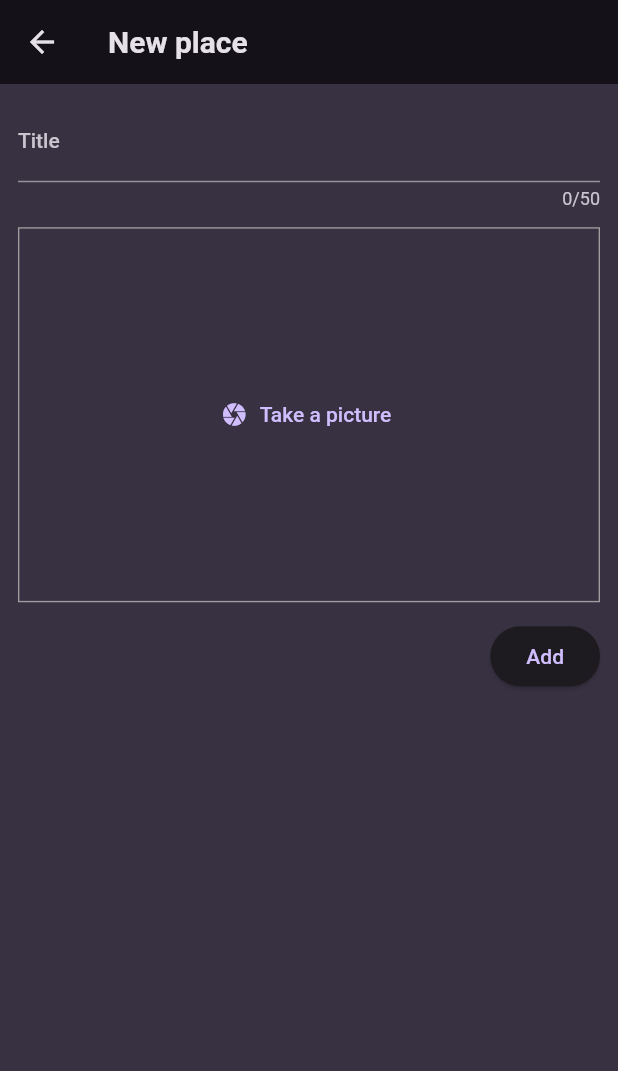
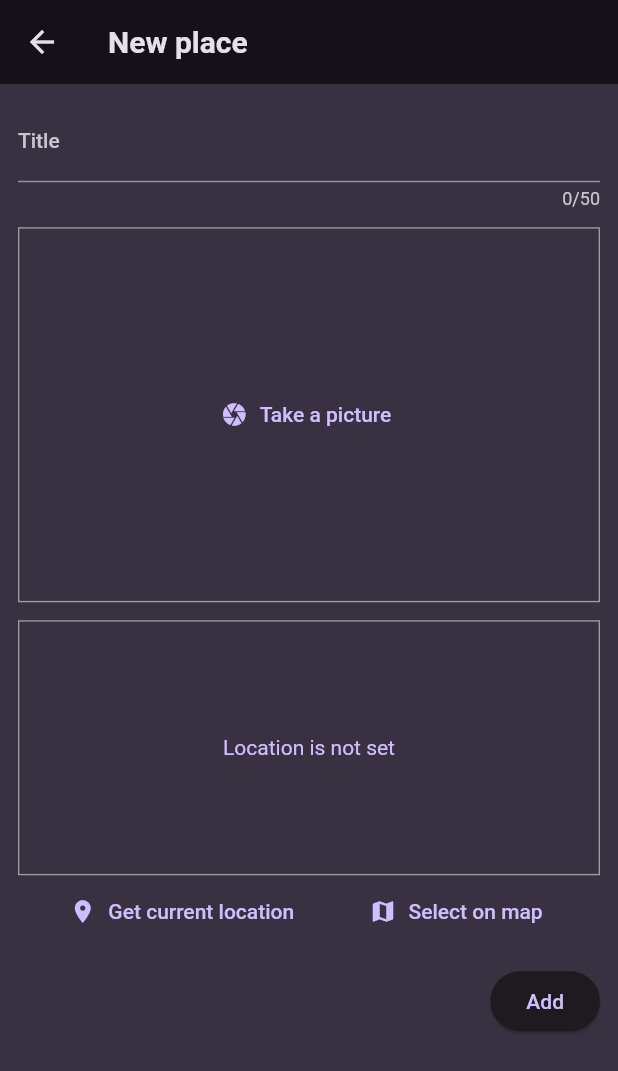
Before and after one commit to robot-den/flutter_lessons_apps, a Flutter app: the NewPlaceScreen screen opened directly, on a phone screen of 412 x 824 dp. Shown: the top 1071 px of the screen. Run offline on Flutter 3.47's test engine with Material 2 defaults, Android fonts, the phone set to English and light mode, and no system bars; our stand-ins replace auto_route, dio, equatable, flutter_bloc, flutter_riverpod, flutter_svg and 7 more; accounts and stored records are empty.

Commit message:
places app: lessons 14 - 18 - get location data, use geocode API

```diff
--- a/places/lib/features/places/view/new_place_screen.dart
+++ b/places/lib/features/places/view/new_place_screen.dart
@@ -2,10 +2,12 @@ import 'dart:io';
 
 import 'package:flutter/material.dart';
 import 'package:flutter_riverpod/flutter_riverpod.dart';
+import 'package:location/location.dart';
 
 import 'package:places/features/places/widgets/widgets.dart';
 import 'package:places/models/models.dart';
 import 'package:places/providers/places_provider.dart';
+import 'package:places/features/places/widgets/location_input.dart';
 
 class NewPlaceScreen extends ConsumerStatefulWidget {
   const NewPlaceScreen({super.key});
@@ -17,6 +19,7 @@ class NewPlaceScreen extends ConsumerStatefulWidget {
 class _NewPlaceScreenState extends ConsumerState<NewPlaceScreen> {
   String _newPlaceTitle = '';
   File? _newPlaceimage;
+  PlaceLocation? _newPlaceLocation;
   final _formKey = GlobalKey<FormState>();
 
   String? validateTitle(value) {
@@ -33,10 +36,16 @@ class _NewPlaceScreenState extends ConsumerState<NewPlaceScreen> {
   }
 
   void _submitForm() {
-    if (_formKey.currentState!.validate() && _newPlaceimage != null) {
+    if (_formKey.currentState!.validate() &&
+        _newPlaceimage != null &&
+        _newPlaceLocation != null) {
       _formKey.currentState!.save();
 
-      final place = Place(title: _newPlaceTitle, image: _newPlaceimage!);
+      final place = Place(
+        title: _newPlaceTitle,
+        image: _newPlaceimage!,
+        location: _newPlaceLocation!,
+      );
       ref.read(placesProvider.notifier).savePlace(place);
 
       Navigator.of(context).pop();
@@ -66,6 +75,10 @@ class _NewPlaceScreenState extends ConsumerState<NewPlaceScreen> {
                 const SizedBox(height: 12),
                 ImageInput(onImageSelected: (img) => _newPlaceimage = img),
                 const SizedBox(height: 12),
+                LocationInput(
+                  onLocationSelected: (loc) => _newPlaceLocation = loc,
+                ),
+                const SizedBox(height: 12),
                 Row(
                   mainAxisAlignment: MainAxisAlignment.end,
                   children: [
--- /dev/null
+++ b/places/lib/features/places/widgets/location_input.dart
@@ -0,0 +1,123 @@
+import 'package:flutter/material.dart';
+import 'package:location/location.dart';
+import 'package:places/models/models.dart';
+
+class LocationInput extends StatefulWidget {
+  const LocationInput({super.key, required this.onLocationSelected});
+
+  final void Function(PlaceLocation location) onLocationSelected;
+
+  @override
+  State<LocationInput> createState() => _LocationInputState();
+}
+
+class _LocationInputState extends State<LocationInput> {
+  PlaceLocation? _placeLocation;
+  bool _isGettingLocation = false;
+
+  void _getCurrentLocation() async {
+    Location location = new Location();
+
+    bool serviceEnabled;
+    PermissionStatus permissionGranted;
+    LocationData locationData;
+
+    serviceEnabled = await location.serviceEnabled();
+    if (!serviceEnabled) {
+      serviceEnabled = await location.requestService();
+      if (!serviceEnabled) {
+        return;
+      }
+    }
+
+    permissionGranted = await location.hasPermission();
+    if (permissionGranted == PermissionStatus.denied) {
+      permissionGranted = await location.requestPermission();
+      if (permissionGranted != PermissionStatus.granted) {
+        return;
+      }
+    }
+
+    setState(() {
+      _isGettingLocation = true;
+    });
+
+    // NOTE: getting location data
+    locationData = await location.getLocation();
+
+    // NOTE: getting location address (not implemented)
+    final lat = locationData.latitude;
+    final lng = locationData.longitude;
+    if (lat == null || lng == null) {
+      setState(() {
+        _isGettingLocation = false;
+      });
+      return;
+    }
+    // final url =
+    //     'https://maps.googleapis.com/maps/api/geocode/json?latlng=$lat,$lng&key=API_KEY_HERE';
+    // final response = dio.get(url);
+    // final address = response['results'][0]['formatted_address']; // won't work
+
+    _placeLocation = PlaceLocation(
+      latitude: lat,
+      longitude: lng,
+      formattedAddress: 'Some address from google API',
+    );
+
+    setState(() {
+      _isGettingLocation = false;
+    });
+
+    widget.onLocationSelected(_placeLocation!);
+  }
+
+  Widget get locationPreviewContent {
+    if (_isGettingLocation) {
+      return const CircularProgressIndicator();
+    }
+
+    if (_placeLocation == null) {
+      return Text(
+        'Location is not set',
+        style: TextStyle(
+          color: Theme.of(context).colorScheme.primary,
+        ),
+      );
+    }
+
+    return const Text('not implemented');
+  }
+
+  @override
+  Widget build(BuildContext context) {
+    return Column(
+      children: [
+        Container(
+          height: 170,
+          width: double.infinity,
+          alignment: Alignment.center,
+          decoration: BoxDecoration(
+            border: Border.all(color: Colors.grey, width: 0.9),
+          ),
+          child: locationPreviewContent,
+        ),
+        Row(
+          mainAxisAlignment: MainAxisAlignment.spaceEvenly,
+          children: [
+            TextButton.icon(
+              onPressed: _getCurrentLocation,
+              icon: const Icon(Icons.location_on),
+              label: const Text('Get current location'),
+            ),
+            TextButton.icon(
+              onPressed: () {},
+              icon: const Icon(Icons.map),
+              label: const Text('Select on map'),
+            ),
+          ],
+        )
+      ],
+    );
+  }
+}
--- a/places/lib/models/place.dart
+++ b/places/lib/models/place.dart
@@ -4,13 +4,27 @@ import 'package:uuid/uuid.dart';
 
 const uuid = Uuid();
 
+class PlaceLocation {
+  PlaceLocation({
+    required this.latitude,
+    required this.longitude,
+    required this.formattedAddress,
+  });
+
+  final double latitude;
+  final double longitude;
+  final String formattedAddress;
+}
+
 class Place {
   Place({
     required this.title,
     required this.image,
+    required this.location,
   }) : id = uuid.v4();
 
   final String id;
   final String title;
   final File image;
+  final PlaceLocation location;
 }
--- a/places/pubspec.yaml
+++ b/places/pubspec.yaml
@@ -40,6 +40,7 @@ dependencies:
   get_it: ^7.6.4
   uuid: ^4.1.0
   image_picker: ^1.0.4
+  location: ^5.0.3
 
 dev_dependencies:
   flutter_test:
```
Also changed, not shown: places/pubspec.lock, 2 other files.
